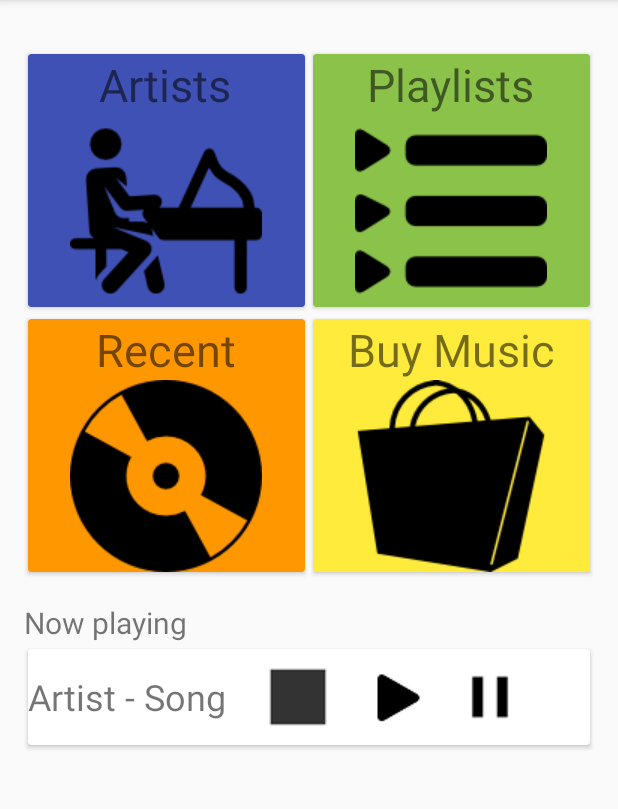
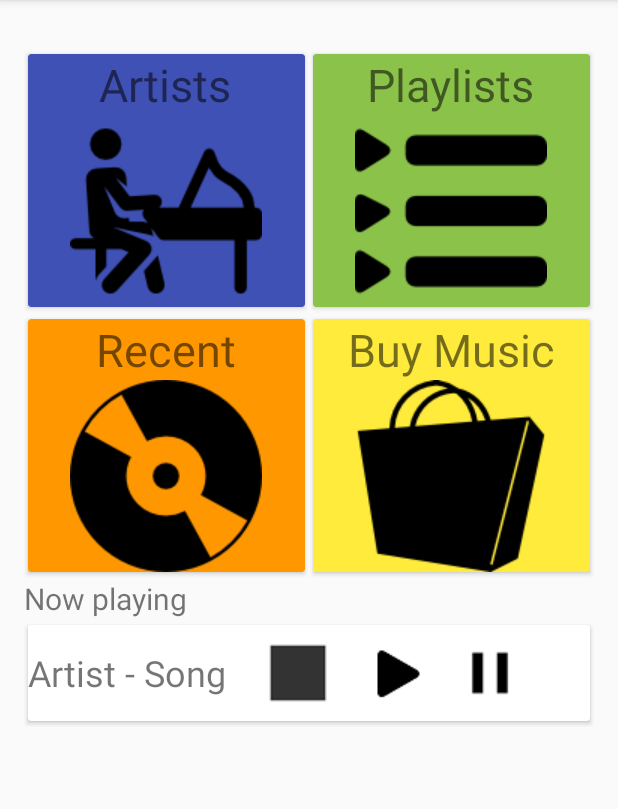
Before and after one commit to redlor/MusicalApp, an Android app: the screen it shows after launch (MainActivity), on a phone screen of 412 x 824 dp, the part 84-893 px from its top. Run offline under Robolectric (Android 15) with nearby library versions, the phone set to English and light mode, and no system bars.

Commit message:
Changed the Main Menu to ScrollView

```diff
--- a/app/src/main/res/layout/activity_main.xml
+++ b/app/src/main/res/layout/activity_main.xml
@@ -16,8 +16,7 @@
         android:layout_width="match_parent"
         android:layout_height="wrap_content"
         android:orientation="vertical"
-        android:layout_alignParentTop="true"
-        android:layout_marginBottom="@dimen/activity_vertical_margin">
+        android:layout_alignParentTop="true">
 
         <LinearLayout
             style="@style/CategoryLayoutStyle"
```
